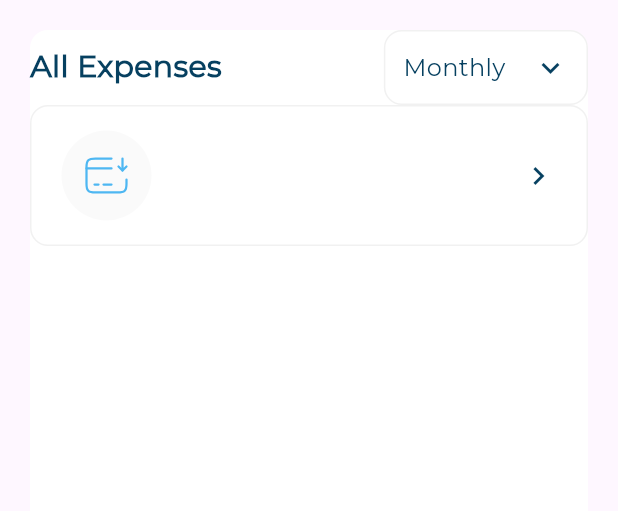
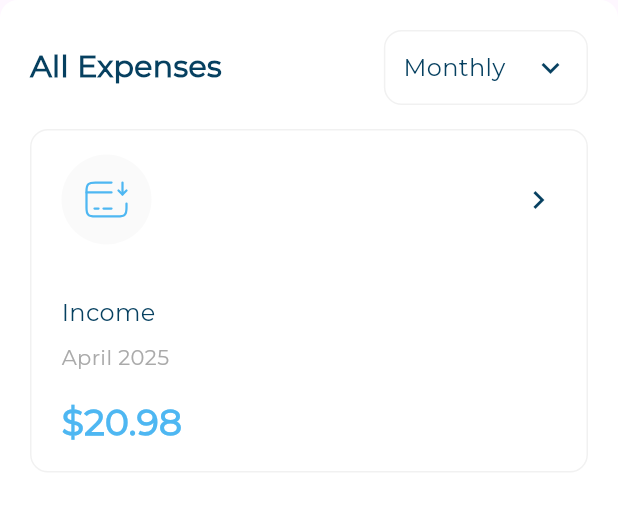
Before and after one commit to Omar-Tmam/Flutter-Responsive-Adaptive-UI-Design, a Flutter app: the AllExpenses widget shown alone on an empty page, opened directly, on a phone screen of 412 x 824 dp. Shown: the top 511 px of the screen. Run offline on Flutter 3.47's test engine with Material 3 defaults, Android fonts, the phone set to English and light mode, and no system bars; our stand-ins replace flutter_svg.

Commit message:
create all expenses items list view

```diff
--- a/lib/Features/home_view/presentation/views/widgets/all_expenses.dart
+++ b/lib/Features/home_view/presentation/views/widgets/all_expenses.dart
@@ -9,9 +9,8 @@ class AllExpenses extends StatelessWidget {
 
   @override
   Widget build(BuildContext context) {
-    return Padding(
-      padding: const EdgeInsets.all(20.0),
-      child: Container(
+    return Container(
+      padding: const EdgeInsets.all(20),
       decoration: ShapeDecoration(
         color: Colors.white,
         shape: RoundedRectangleBorder(
@@ -21,6 +20,7 @@ class AllExpenses extends StatelessWidget {
       child: Column(
         children: [
           AllExpensesHeader(),
+          SizedBox(height: 16),
           AllExpensesItem(
               itemModel: AllExpensesItemModel(
                   image: Assets.imagesCardReceive,
@@ -29,7 +29,6 @@ class AllExpenses extends StatelessWidget {
                   price: r'$20.98')),
         ],
       ),
-      ),
     );
   }
 }
--- a/lib/Features/home_view/presentation/views/widgets/all_expenses_item.dart
+++ b/lib/Features/home_view/presentation/views/widgets/all_expenses_item.dart
@@ -1,4 +1,5 @@
 import 'package:flutter/material.dart';
+import 'package:responsive_dashboard/Core/utils/styles.dart';
 import 'package:responsive_dashboard/Features/home_view/data/models/all_expenses_item_model.dart';
 import 'package:responsive_dashboard/Features/home_view/presentation/views/widgets/all_expenses_item_header.dart';
 
@@ -21,7 +22,31 @@ class AllExpensesItem extends StatelessWidget {
         ),
       ),
       child: Column(
-        children: [AllExpensesItemHeader(image: itemModel.image)],
+        crossAxisAlignment: CrossAxisAlignment.start,
+        children: [
+          AllExpensesItemHeader(image: itemModel.image),
+          SizedBox(
+            height: 34,
+          ),
+          Text(
+            itemModel.title,
+            style: AppStyles.styleMedium16,
+          ),
+          SizedBox(
+            height: 8,
+          ),
+          Text(
+            itemModel.date,
+            style: AppStyles.styleRegular14,
+          ),
+          SizedBox(
+            height: 16,
+          ),
+          Text(
+            itemModel.price,
+            style: AppStyles.styleSemiBold24,
+          )
+        ],
       ),
     );
   }
```
Also changed, not shown: lib/Features/home_view/presentation/views/widgets/all_expenses_items_list_view.dart (added, +37 -0 lines). Lines whose indentation alone changed are shown as unchanged.
